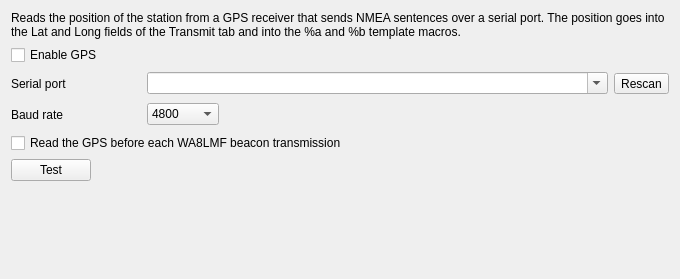
Qt form src/config/gpsconfig.ui (jbdubbs/QSSTV-Experimental) before a commit.
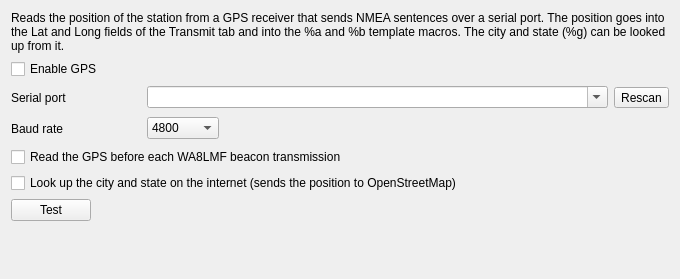
The same form after that commit.

Commit message: Look up the city and state of the position: Place box and %g macro (#124)

Patch:
```diff
--- a/src/config/gpsconfig.ui
+++ b/src/config/gpsconfig.ui
@@ -17,7 +17,7 @@
    <item>
     <widget class="QLabel" name="infoLabel">
      <property name="text">
-      <string>Reads the position of the station from a GPS receiver that sends NMEA sentences over a serial port. The position goes into the Lat and Long fields of the Transmit tab and into the %a and %b template macros.</string>
+      <string>Reads the position of the station from a GPS receiver that sends NMEA sentences over a serial port. The position goes into the Lat and Long fields of the Transmit tab and into the %a and %b template macros. The city and state (%g) can be looked up from it.</string>
      </property>
      <property name="wordWrap">
       <bool>true</bool>
@@ -154,6 +154,16 @@
      </property>
     </widget>
    </item>
+   <item>
+    <widget class="QCheckBox" name="placeCheckBox">
+     <property name="toolTip">
+      <string>Ask OpenStreetMap (nominatim.openstreetmap.org) for the city and state of a new position, for the %g template macro and the Place box of the Transmit tab. The position is sent to that service. Without a connection the last place stays.</string>
+     </property>
+     <property name="text">
+      <string>Look up the city and state on the internet (sends the position to OpenStreetMap)</string>
+     </property>
+    </widget>
+   </item>
    <item>
     <layout class="QHBoxLayout" name="testLayout">
      <item>
```
The commit also changes 26 other files.
